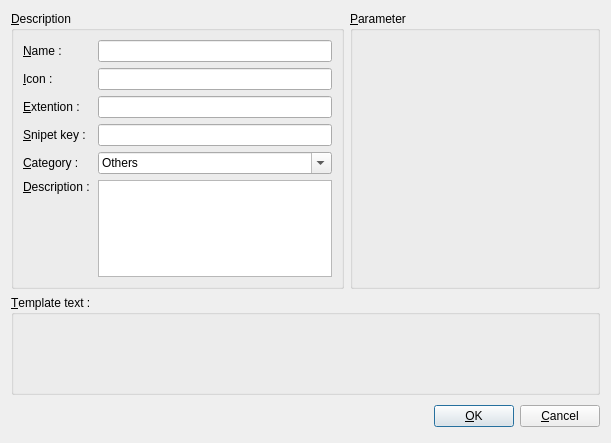
This is xinx/ui/snipetproperty.ui in phoenix741/xinx as Qt 5 draws it before an edit. The edited form follows.
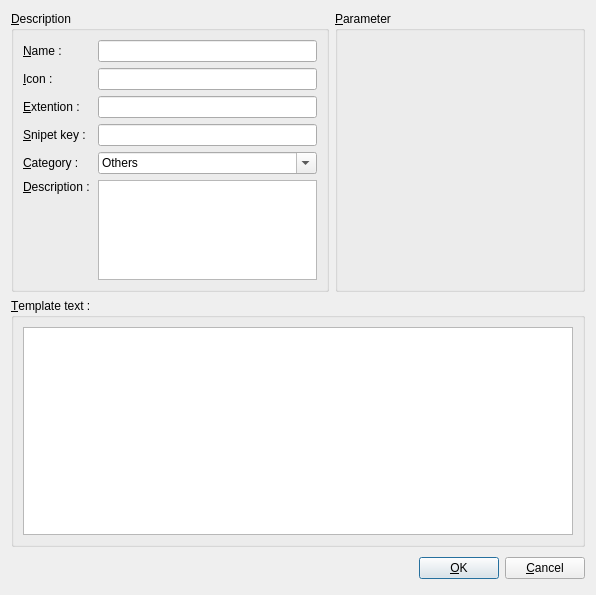
This is the edited form. Icons and pictures are not drawn.

The edit to the form file:
```diff
--- a/xinx/ui/snipetproperty.ui
+++ b/xinx/ui/snipetproperty.ui
@@ -5,8 +5,8 @@
    <rect>
     <x>0</x>
     <y>0</y>
-    <width>611</width>
-    <height>443</height>
+    <width>596</width>
+    <height>595</height>
    </rect>
   </property>
   <property name="windowTitle" >
@@ -68,7 +68,20 @@
        </widget>
       </item>
       <item row="5" column="2" >
-       <widget class="QTextEdit" name="m_descriptionTextEdit" />
+       <widget class="QTextEdit" name="m_descriptionTextEdit" >
+        <property name="sizePolicy" >
+         <sizepolicy vsizetype="Maximum" hsizetype="Expanding" >
+          <horstretch>0</horstretch>
+          <verstretch>0</verstretch>
+         </sizepolicy>
+        </property>
+        <property name="maximumSize" >
+         <size>
+          <width>16777215</width>
+          <height>100</height>
+         </size>
+        </property>
+       </widget>
       </item>
       <item row="1" column="2" >
        <widget class="QLineEdit" name="m_iconLineEdit" />
@@ -145,21 +158,18 @@
    </item>
    <item row="1" column="0" colspan="2" >
     <widget class="QGroupBox" name="m_templateGroupBox" >
-     <property name="sizePolicy" >
-      <sizepolicy vsizetype="Minimum" hsizetype="Preferred" >
-       <horstretch>0</horstretch>
-       <verstretch>0</verstretch>
-      </sizepolicy>
-     </property>
-     <property name="minimumSize" >
-      <size>
-       <width>0</width>
-       <height>100</height>
-      </size>
-     </property>
      <property name="title" >
       <string>&amp;Template text :</string>
      </property>
+     <layout class="QGridLayout" >
+      <item row="0" column="0" >
+       <widget class="QTextEdit" name="m_textEdit" >
+        <property name="lineWrapMode" >
+         <enum>QTextEdit::NoWrap</enum>
+        </property>
+       </widget>
+      </item>
+     </layout>
     </widget>
    </item>
    <item row="2" column="0" colspan="2" >
```
